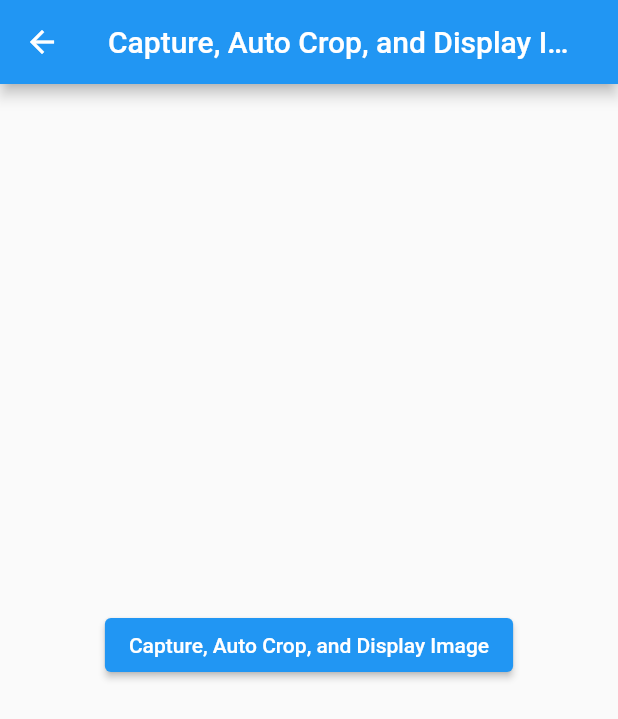
After one commit to NasShihab/camera_bar_code, a Flutter app: the AutoCrop screen opened directly, after a tap on "Capture, Auto Crop, and Display Image", on a phone screen of 412 x 824 dp. The commit adds this screen. Shown: the top 719 px of the screen. Run offline on Flutter 3.47's test engine with Material 2 defaults, Android fonts, the phone set to English and light mode, and no system bars; our stand-ins replace camera, device_info_plus, geolocator, image_cropper, image_picker, permission_handler; missing offline and left inert: google_ml_kit, scan.

Commit message:
pick and crop

```diff
--- /dev/null
+++ b/lib/auto_crop.dart
@@ -0,0 +1,67 @@
+import 'dart:io';
+
+import 'package:camera_bar_code/auto_crop/display_crop_image.dart';
+import 'package:flutter/material.dart';
+import 'package:image_picker/image_picker.dart';
+import 'package:image_cropper/image_cropper.dart';
+
+class AutoCrop extends StatefulWidget {
+  const AutoCrop({super.key});
+
+  @override
+  AutoCropState createState() => AutoCropState();
+}
+
+class AutoCropState extends State<AutoCrop> {
+  final ImagePicker _imagePicker = ImagePicker();
+  File? _croppedImage; // Store the cropped image file
+
+  Future<void> _captureAutoCropAndDisplayImage() async {
+    final XFile? image = await _imagePicker.pickImage(source: ImageSource.camera);
+
+    if (image != null) {
+      final croppedImage = await ImageCropper().cropImage(
+        sourcePath: image.path,
+        aspectRatio: const CropAspectRatio(ratioX: 1, ratioY: 1),
+        compressQuality: 100,
+        maxWidth: 512,
+        maxHeight: 512,
+      );
+
+      if (croppedImage != null) {
+        _displayCroppedImage(File(croppedImage.path));
+      }
+    }
+  }
+
+  void _displayCroppedImage(File croppedImage) {
+    setState(() {
+      _croppedImage = croppedImage;
+    });
+  }
+
+  @override
+  Widget build(BuildContext context) {
+    return Scaffold(
+      appBar: AppBar(
+        title: const Text('Capture, Auto Crop, and Display Image'),
+      ),
+      body: Center(
+        child: Column(
+          mainAxisAlignment: MainAxisAlignment.center,
+          children: <Widget>[
+            ElevatedButton(
+              onPressed: _captureAutoCropAndDisplayImage,
+              child: const Text('Capture, Auto Crop, and Display Image'),
+            ),
+            const SizedBox(height: 20),
+            if (_croppedImage != null)
+              Image.file(
+                _croppedImage!,
+              ),
+          ],
+        ),
+      ),
+    );
+  }
+}
```
Also changed, not shown: lib/auto_crop/display_crop_image.dart (added, +25 -0 lines), lib/homepage.dart (+9 -0 lines).
